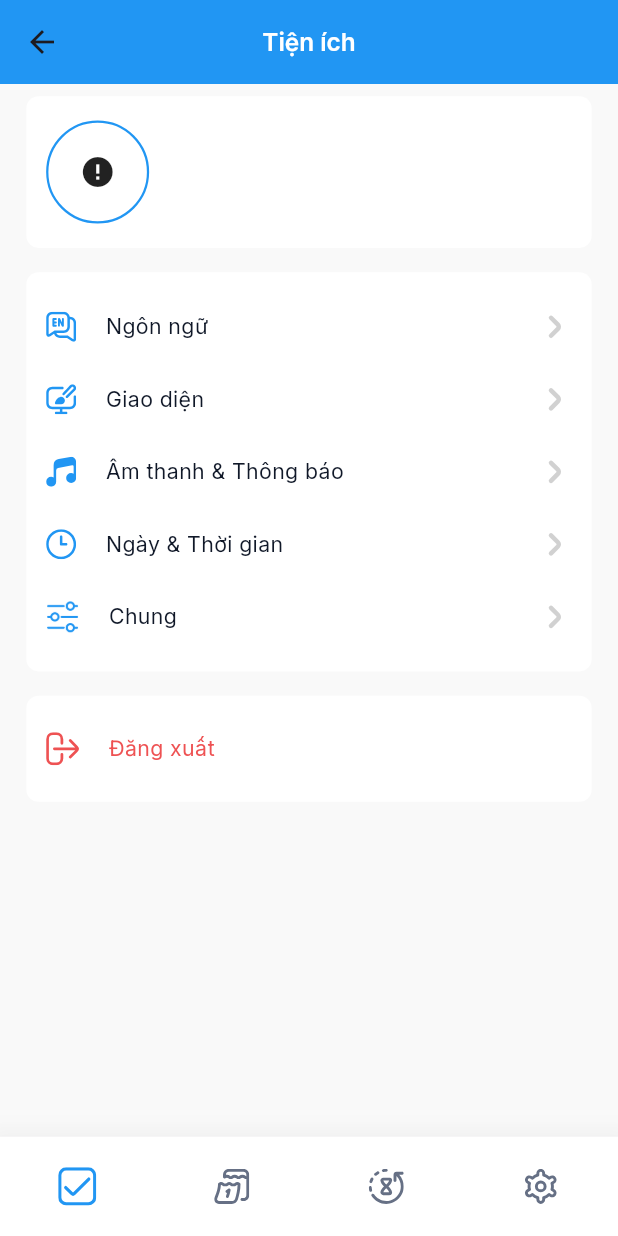
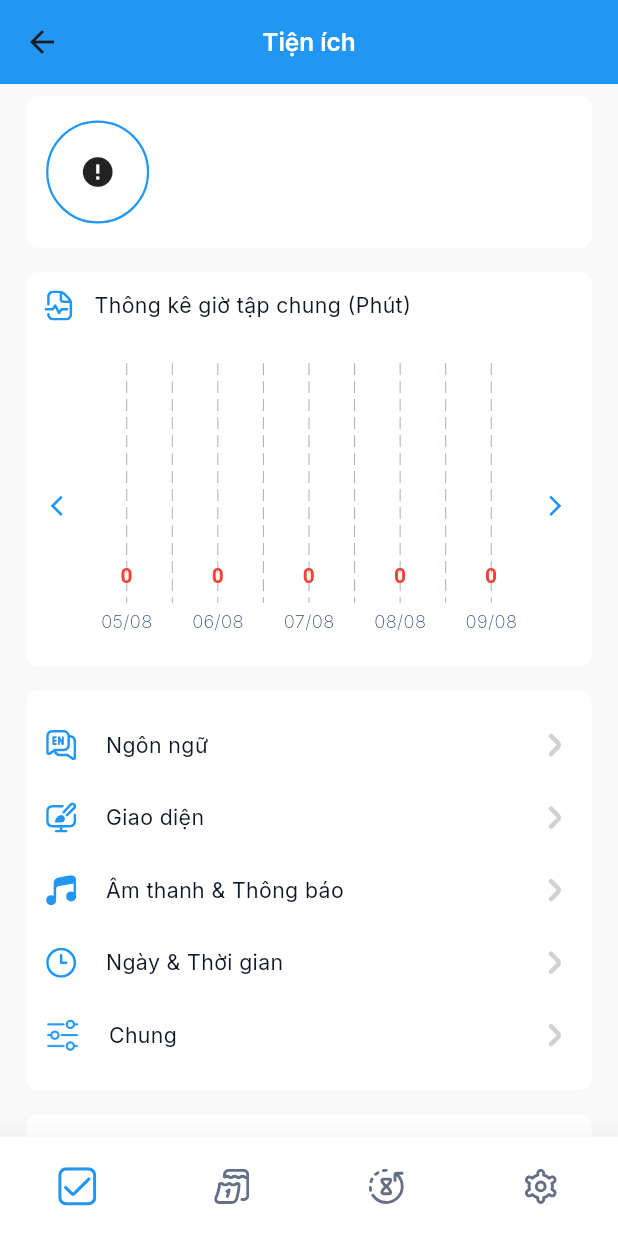
Before and after one commit to vungoc2123/Todo_App, a Flutter app: the HomeTab screen opened directly with empty values, swiped to page 4, on a phone screen of 412 x 824 dp. Run offline on Flutter 3.47's test engine with Material 3 defaults, Android fonts, the phone set to English and light mode, and no system bars; drawn by our look-alikes of animated_bottom_navigation_bar, cached_network_image, fl_chart; our stand-ins replace adaptive_theme, bloc, cloud_firestore, easy_localization, entry, equatable and 25 more; accounts and stored records are empty; network calls fail; project files that could hold a hidden picture were left out.

Commit message:
add report focus

```diff
--- a/assets/translations/vi-VN.json
+++ b/assets/translations/vi-VN.json
@@ -99,5 +99,6 @@
   "requireName": "Tên không được để trống",
   "search": "Tìm kiếm",
   "clickInput": "Nhấn vào hộp nhập liệu để tìm kiếm",
-  "cancelSearch": "Hủy bỏ"
+  "cancelSearch": "Hủy bỏ",
+  "reportTimeFocus": "Thông kê giờ tập chung (Phút)"
 }
--- a/lib/application/constants/app_theme.dart
+++ b/lib/application/constants/app_theme.dart
@@ -12,6 +12,7 @@ class AppThemeModel {
 class MyAppTheme {
   static final theme1 = ThemeData(
     primaryColor: Colors.blue,
+    indicatorColor: Colors.red,
     scaffoldBackgroundColor: Colors.white,
     colorScheme: const ColorScheme.light(
       primary: Colors.blue,
@@ -21,6 +22,7 @@ class MyAppTheme {
 
   static final theme2 = ThemeData(
     primaryColor: Colors.red,
+    indicatorColor: Colors.green,
     scaffoldBackgroundColor: Colors.white,
     colorScheme: const ColorScheme.light(
       primary: Colors.red,
@@ -31,6 +33,7 @@ class MyAppTheme {
   // Thêm các theme khác ở đây
   static final theme3 = ThemeData(
     primaryColor: Colors.purple,
+    indicatorColor: Colors.orange,
     scaffoldBackgroundColor: Colors.white,
     colorScheme: const ColorScheme.light(
       primary: Colors.purple,
@@ -40,6 +43,7 @@ class MyAppTheme {
 
   static final theme4 = ThemeData(
     primaryColor: AppColors.yellow,
+    indicatorColor: Colors.blueAccent,
     scaffoldBackgroundColor: Colors.white,
     colorScheme: const ColorScheme.light(
       primary: Colors.purple,
@@ -49,6 +53,7 @@ class MyAppTheme {
 
   static final theme5 = ThemeData(
     primaryColor: Colors.green,
+    indicatorColor: Colors.red,
     scaffoldBackgroundColor: Colors.white,
     colorScheme: const ColorScheme.light(
       primary: Colors.purple,
@@ -58,6 +63,7 @@ class MyAppTheme {
 
   static final theme6 = ThemeData(
     primaryColor: AppColors.greenA5,
+    indicatorColor: Colors.deepOrangeAccent,
     scaffoldBackgroundColor: Colors.white,
     colorScheme: const ColorScheme.light(
       primary: Colors.purple,
@@ -67,6 +73,7 @@ class MyAppTheme {
 
   static final theme7 = ThemeData(
     primaryColor: AppColors.orange,
+    indicatorColor: Colors.redAccent,
     scaffoldBackgroundColor: Colors.white,
     colorScheme: const ColorScheme.light(
       primary: Colors.purple,
--- a/lib/data/repositories/focus_repository_impl.dart
+++ b/lib/data/repositories/focus_repository_impl.dart
@@ -1,9 +1,12 @@
 import 'package:cloud_firestore/cloud_firestore.dart';
+import 'package:firebase_auth/firebase_auth.dart';
 import 'package:todo/domain/models/response/focus/focus_response.dart';
+import 'package:todo/domain/models/response/report_focus/report_focus.dart';
 import 'package:todo/domain/repositories/focus_repository.dart';
 
 class FocusRepositoryImpl implements FocusRepository {
   final db = FirebaseFirestore.instance;
+  final _auth = FirebaseAuth.instance;
   String name = "focus";
 
   @override
@@ -17,18 +20,32 @@ class FocusRepositoryImpl implements FocusRepository {
   }
 
   @override
-  Future<List<FocusResponse>> getList(String uid) async {
+  Future<List<ReportFocus>> getReportFocus(List<String> dates) async {
     try {
-      QuerySnapshot snapshot = await db.collection(name).get();
-      if (snapshot.docs.isNotEmpty) {
-        return snapshot.docs.map((doc) {
-          return FocusResponse.fromJson(doc.data() as Map<String, dynamic>);
-        }).toList();
+      List<ReportFocus> data = [];
+      for (var x in dates) {
+        double totalTime = 0;
+        QuerySnapshot snapshot = await db
+            .collection(name)
+            .where("uid", isEqualTo: _auth.currentUser?.uid)
+            .where('dateTime', isEqualTo: x)
+            .get();
+        if (snapshot.docs.isNotEmpty) {
+          final response = snapshot.docs.map((doc) {
+            return FocusResponse.fromJson(doc.data() as Map<String, dynamic>);
+          }).toList();
+          for (var res in response) {
+            totalTime += res.completedTime.ceil();
+          }
+          data.add(ReportFocus(date: x, time: totalTime/60));
+        }
+        else {
+          data.add(ReportFocus(date: x));
+        }
       }
-      return [];
+      return data;
     } catch (e) {
-      print(e);
-      return [];
+      throw ();
     }
   }
 }
--- /dev/null
+++ b/lib/domain/models/response/report_focus/report_focus.dart
@@ -0,0 +1,6 @@
+class ReportFocus{
+  final String date;
+  final double time;
+
+  const ReportFocus({required this.date,this.time=0});
+}
--- a/lib/domain/repositories/focus_repository.dart
+++ b/lib/domain/repositories/focus_repository.dart
@@ -1,7 +1,7 @@
 import 'package:todo/domain/models/response/focus/focus_response.dart';
+import 'package:todo/domain/models/response/report_focus/report_focus.dart';
 
 abstract class FocusRepository{
   Future<void> addFocus(FocusResponse focusResponse);
-  Future<List<FocusResponse>> getList(String uid);
-
+  Future<List<ReportFocus>> getReportFocus(List<String> dates);
 }
--- a/lib/gen/assets.gen.dart
+++ b/lib/gen/assets.gen.dart
@@ -148,6 +148,10 @@ class $AssetsIconsGen {
   SvgGenImage get iconLanguage =>
       const SvgGenImage('assets/icons/icon_language.svg');
 
+  /// File path: assets/icons/icon_report.svg
+  SvgGenImage get iconReport =>
+      const SvgGenImage('assets/icons/icon_report.svg');
+
   /// File path: assets/icons/icon_tick.svg
   SvgGenImage get iconTick => const SvgGenImage('assets/icons/icon_tick.svg');
 
@@ -216,6 +220,7 @@ class $AssetsIconsGen {
         iconDelete,
         iconEdit,
         iconLanguage,
+        iconReport,
         iconTick,
         musicAlt,
         pause,
--- a/lib/main.dart
+++ b/lib/main.dart
@@ -24,7 +24,7 @@ void main() async {
   await ThemeConfig.getCurrentTheme();
   await IconLoadingConfig.getCurrentIconLoading();
   await AnimationFocusConfig.getCurrentAnimation();
-  // await NotificationService.initialize();
+  await NotificationService.initialize();
   // await EnvConfigs.init();
   // ApiClientProvider.init(); // init api client
 
--- a/lib/presentation/screens/home_tab/home_tab.dart
+++ b/lib/presentation/screens/home_tab/home_tab.dart
@@ -1,7 +1,6 @@
 import 'package:easy_localization/easy_localization.dart';
 import 'package:flutter/material.dart';
 import 'package:flutter_bloc/flutter_bloc.dart';
-import 'package:lottie/lottie.dart';
 import 'package:todo/gen/assets.gen.dart';
 import 'package:todo/presentation/screens/focus/bloc/focus_cubit.dart';
 import 'package:todo/presentation/screens/focus/focus_screen.dart';
@@ -62,10 +61,9 @@ class _HomeTabState extends State<HomeTab> {
     HomePageModel(
         name: tr("explore"),
         iconUrl: Assets.icons.duration.path,
-        child: Container()
-        // child: BlocProvider(
-        //     create: (BuildContext context) => FocusCubit(),
-        //     child: const FocusScreen())
+        child: BlocProvider(
+            create: (BuildContext context) => FocusCubit(),
+            child: const FocusScreen())
     ),
     HomePageModel(
       name: tr("document"),
--- /dev/null
+++ b/lib/presentation/screens/report_focus/report_focus_cubit.dart
@@ -0,0 +1,29 @@
+import 'package:flutter_bloc/flutter_bloc.dart';
+import 'package:todo/application/enums/load_status.dart';
+import 'package:todo/di.dart';
+import 'package:todo/domain/repositories/focus_repository.dart';
+import 'package:todo/presentation/screens/report_focus/report_focus_state.dart';
+
+class ReportFocusCubit extends Cubit<ReportFocusState> {
+  final _repo = getIt<FocusRepository>();
+
+  ReportFocusCubit() : super(const ReportFocusState());
+
+  void setDates(List<String> newDates) {
+    emit(state.copyWith(dates: newDates));
+  }
+
+  void setFromDate(DateTime date) {
+    emit(state.copyWith(fromDate: date));
+  }
+
+  Future<void> getData() async {
+    try {
+      emit(state.copyWith(loadStatus: LoadStatus.loading));
+      final response = await _repo.getReportFocus(state.dates);
+      emit(state.copyWith(loadStatus: LoadStatus.success, data: response));
+    } catch (e) {
+      emit(state.copyWith(loadStatus: LoadStatus.failure));
+    }
+  }
+}
--- /dev/null
+++ b/lib/presentation/screens/report_focus/report_focus_state.dart
@@ -0,0 +1,31 @@
+import 'package:equatable/equatable.dart';
+import 'package:todo/application/enums/load_status.dart';
+import 'package:todo/domain/models/response/report_focus/report_focus.dart';
+
+class ReportFocusState extends Equatable {
+  final LoadStatus loadStatus;
+  final List<ReportFocus> data;
+  final List<String> dates;
+  final DateTime? fromDate;
+
+  const ReportFocusState(
+      {this.loadStatus = LoadStatus.initial,
+      this.data = const [],
+      this.dates = const [],
+      this.fromDate});
+
+  ReportFocusState copyWith(
+      {LoadStatus? loadStatus,
+      List<ReportFocus>? data,
+      List<String>? dates,
+      DateTime? fromDate}) {
+    return ReportFocusState(
+        loadStatus: loadStatus ?? this.loadStatus,
+        data: data ?? this.data,
+        dates: dates ?? this.dates,
+        fromDate: fromDate ?? this.fromDate);
+  }
+
+  @override
+  List<Object?> get props => [loadStatus, data, dates, fromDate];
+}
--- /dev/null
+++ b/lib/presentation/screens/report_focus/report_focus_widget.dart
@@ -0,0 +1,246 @@
+import 'package:adaptive_theme/adaptive_theme.dart';
+import 'package:easy_localization/easy_localization.dart';
+import 'package:fl_chart/fl_chart.dart';
+import 'package:flutter/material.dart';
+import 'package:flutter_bloc/flutter_bloc.dart';
+import 'package:flutter_screenutil/flutter_screenutil.dart';
+import 'package:todo/application/constants/app_colors.dart';
+import 'package:todo/application/constants/app_text_style.dart';
+import 'package:todo/application/enums/load_status.dart';
+import 'package:todo/application/extensions/date_time_extension.dart';
+import 'package:todo/gen/assets.gen.dart';
+import 'package:todo/presentation/common_widgets/app_loading_indicator.dart';
+import 'package:todo/presentation/screens/report_focus/report_focus_cubit.dart';
+import 'package:todo/presentation/screens/report_focus/report_focus_state.dart';
+
+
+
+class ReportFocusWidget extends StatefulWidget {
+  const ReportFocusWidget({
+    super.key,
+  });
+
+  @override
+  State<ReportFocusWidget> createState() => _ReportFocusWidgetState();
+}
+
+class _ReportFocusWidgetState extends State<ReportFocusWidget> {
+  late ReportFocusCubit _cubit;
+
+  @override
+  void initState() {
+    super.initState();
+    _cubit = BlocProvider.of<ReportFocusCubit>(context);
+    _cubit.setFromDate(DateTime.now());
+    _cubit.setDates(getLast5Days(_cubit.state.fromDate!));
+    _cubit.getData();
+  }
+
+  @override
+  Widget build(BuildContext context) {
+    final currentTheme =
+        AdaptiveTheme.of(context).theme;
+    return Container(
+      padding: EdgeInsets.all(12.h),
+      decoration: BoxDecoration(
+          color: AppColors.white, borderRadius: BorderRadius.circular(8.r)),
+      child: Column(
+        crossAxisAlignment: CrossAxisAlignment.start,
+        children: [
+          Row(children: [
+            Assets.icons.iconReport.svg(
+              width: 20,
+              height: 20,
+              colorFilter:
+                  ColorFilter.mode(currentTheme.primaryColor, BlendMode.srcIn),
+            ),
+            SizedBox(
+              width: 12.w,
+            ),
+            Text(
+              tr('reportTimeFocus'),
+              style: AppTextStyle.textSm.copyWith(
+                  color: AppColors.textPrimary, fontWeight: FontWeight.w400),
+            ),
+          ]),
+          SizedBox(
+            height: 28.h,
+          ),
+          Row(
+            children: [
+              GestureDetector(
+                onTap: () {
+                  _cubit.setFromDate(_cubit.state.fromDate!.subtract(const Duration(days: 5)));
+                  _cubit.setDates(getLast5Days(_cubit.state.fromDate!));
+                  _cubit.getData();
+                },
+                child: ClipOval(
+                  child: Container(
+                      padding: EdgeInsets.all(4.r),
+                      color: AppColors.white,
+                      child: Icon(
+                        Icons.arrow_back_ios,
+                        color: currentTheme.primaryColor,
+                        size: 16.r,
+                      )),
+                ),
+              ),
+              BlocBuilder<ReportFocusCubit, ReportFocusState>(
+                builder: (context, state) {
+                  if (state.loadStatus == LoadStatus.failure) {
+                    return Center(
+                      child: Text(tr("error")),
+                    );
+                  }
+                  if (state.loadStatus == LoadStatus.success) {
+                    return Expanded(
+                      child: AspectRatio(
+                          aspectRatio: 1.6,
+                          child: BarChart(
+                            BarChartData(
+                              barTouchData: barTouchData(currentTheme),
+                              titlesData: titlesData,
+                              borderData: borderData,
+                              barGroups: List.generate(
+                                  state.data.length,
+                                  (index) =>
+                                      BarChartGroupData(x: index, barRods: [
+                                        BarChartRodData(
+                                          toY: state.data[index].time,
+                                          gradient: _barsGradient(currentTheme),
+                                        ),
+                                      ], showingTooltipIndicators: [
+                                        0
+                                      ])),
+                              gridData: const FlGridData(show: true),
+                              alignment: BarChartAlignment.spaceAround,
+                              // maxY: 480,
+                            ),
+                            swapAnimationDuration:
+                                const Duration(milliseconds: 500),
+                          )),
+                    );
+                  }
+                  return SizedBox(
+                      width: 1.sw - 102.w ,
+                      height: 175.h,
+                      child: const AppLoadingIndicator());
+                },
+              ),
+              GestureDetector(
+                onTap: () {
+                  _cubit.setFromDate(_cubit.state.fromDate!.add(const Duration(days: 5)));
+                  _cubit.setDates(getLast5Days(_cubit.state.fromDate!));
+                  _cubit.getData();
+                },
+                child: ClipOval(
+                  child: Container(
+                      padding: EdgeInsets.all(4.r),
+                      color: AppColors.white,
+                      child: Icon(
+                        Icons.arrow_forward_ios,
+                        color: currentTheme.primaryColor,
+                        size: 16.r,
+                      )),
+                ),
+              ),
+            ],
+          )
+        ],
+      ),
+    );
+  }
+
+  BarTouchData barTouchData(ThemeData currentTheme) => BarTouchData(
+        enabled: false,
+        touchTooltipData: BarTouchTooltipData(
+          getTooltipColor: (group) => Colors.transparent,
+          tooltipPadding: EdgeInsets.zero,
+          tooltipMargin: 8,
+          getTooltipItem: (
+            BarChartGroupData group,
+            int groupIndex,
+            BarChartRodData rod,
+            int rodIndex,
+          ) {
+            return BarTooltipItem(
+              rod.toY.round().toString(),
+              TextStyle(
+                color: currentTheme.indicatorColor,
+                fontWeight: FontWeight.bold,
+              ),
+            );
+          },
+        ),
+      );
+
+  Widget getTitles(double value, TitleMeta meta) {
+    List<String> days = getLast5Days(_cubit.state.fromDate!);
+    String text;
+
+    if (value.toInt() >= 0 && value.toInt() < days.length) {
+      String date = days[value.toInt()];
+      text = date.substring(0, 5);
+    } else {
+      text = '';
+    }
+    return SideTitleWidget(
+      axisSide: meta.axisSide,
+      space: 4,
+      child: Text(text,
+          style: AppTextStyle.textXs.copyWith(
+              color: AppColors.blueBold, fontWeight: FontWeight.w200)),
+    );
+  }
+
+  List<String> getLast5Days(DateTime dateTime) {
+    return List.generate(
+        5,
+        (index) =>
+            dateTime.subtract(Duration(days: 4 - index)).toFormattedString());
+  }
+
+  FlTitlesData get titlesData => FlTitlesData(
+        show: true,
+        bottomTitles: AxisTitles(
+          sideTitles: SideTitles(
+            showTitles: true,
+            reservedSize: 30,
+            getTitlesWidget: getTitles,
+          ),
+        ),
+        leftTitles: const AxisTitles(
+          sideTitles: SideTitles(showTitles: false),
+        ),
+        topTitles: const AxisTitles(
+          sideTitles: SideTitles(showTitles: false),
+        ),
+        rightTitles: const AxisTitles(
+          sideTitles: SideTitles(showTitles: false),
+        ),
+      );
+
+  FlBorderData get borderData => FlBorderData(
+        show: false,
+      );
+
+  LinearGradient _barsGradient(ThemeData currentTheme) => LinearGradient(
+        colors: [
+          currentTheme.primaryColor,
+          currentTheme.indicatorColor,
+        ],
+        begin: Alignment.bottomCenter,
+        end: Alignment.topCenter,
+      );
+
+  List<BarChartGroupData> barGroupData(ThemeData currentTheme) => List.generate(
+      _cubit.state.data.length,
+      (index) => BarChartGroupData(x: index, barRods: [
+            BarChartRodData(
+              toY: _cubit.state.data[index].time,
+              gradient: _barsGradient(currentTheme),
+            ),
+          ], showingTooltipIndicators: [
+            0
+          ]));
+}
--- a/lib/presentation/screens/utilities/utilities_screen.dart
+++ b/lib/presentation/screens/utilities/utilities_screen.dart
@@ -1,6 +1,5 @@
 import 'package:adaptive_theme/adaptive_theme.dart';
 import 'package:easy_localization/easy_localization.dart';
-import 'package:flutter/cupertino.dart';
 import 'package:flutter/material.dart';
 import 'package:flutter/services.dart';
 import 'package:flutter_bloc/flutter_bloc.dart';
@@ -11,6 +10,8 @@ import 'package:todo/gen/assets.gen.dart';
 import 'package:todo/presentation/common_widgets/app_bottom_sheet.dart';
 import 'package:todo/presentation/common_widgets/app_network_image.dart';
 import 'package:todo/presentation/routes/route_name.dart';
+import 'package:todo/presentation/screens/report_focus/report_focus_cubit.dart';
+import 'package:todo/presentation/screens/report_focus/report_focus_widget.dart';
 import 'package:todo/presentation/screens/utilities/bloc/utilities_cubit.dart';
 import 'package:todo/presentation/screens/utilities/bloc/utilities_state.dart';
 import 'package:todo/presentation/screens/utilities/widget/item_widget.dart';
@@ -132,7 +133,10 @@ class _UtilitiesScreenState extends State<UtilitiesScreen> with RouteAware {
                   ),
                 ),
               ),
-
+              SizedBox(height:  16.h),
+              BlocProvider(
+                  create: (context) => ReportFocusCubit(),
+                  child: const ReportFocusWidget()),
               // item utilities
               SizedBox(
                 height: 16.h,
```
Also changed, not shown: assets/icons/icon_report.svg (added).
